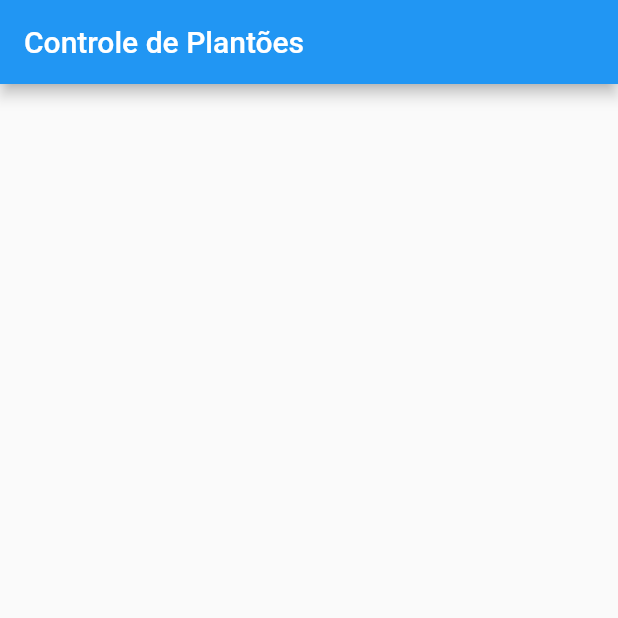
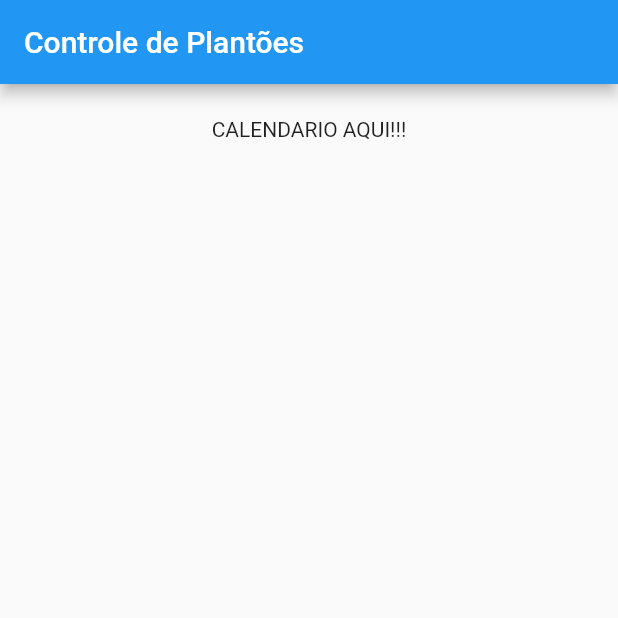
Before and after one commit to TarcizioDantas/controle-plantao, a Flutter app: the screen it shows after launch, on a phone screen of 412 x 824 dp, the top half of it. Run offline on Flutter 3.47's test engine with Material 2 defaults, Android fonts, the phone set to English and light mode, and no system bars.

Commit message:
incremento de código

```diff
--- a/plantao_memori/lib/main.dart
+++ b/plantao_memori/lib/main.dart
@@ -4,6 +4,7 @@ import 'package:plantao_memori/tela01.dart';
 void main() {
   runApp(
     MaterialApp(
+      debugShowCheckedModeBanner: false,
         home: tela01(),
     ),
   );
--- a/plantao_memori/lib/tela01.dart
+++ b/plantao_memori/lib/tela01.dart
@@ -14,11 +14,21 @@ class _tela01State extends State<tela01> {
       appBar: AppBar(
         title: Text("Controle de Plantões"),
       ),
-      body: Column(
-        children: [
-
-        ],
-      ),
+      body: Container(
+        padding: EdgeInsets.all(22),
+        child: Column(
+          crossAxisAlignment: CrossAxisAlignment.stretch,
+          children: [
+            Padding(
+              padding: EdgeInsets.only(bottom: 22),
+              child: Text(
+                "CALENDARIO AQUI!!!",
+                textAlign: TextAlign.center,
+                ),
+            ),
+          ],
+        ),
+      )
     );
   }
 }
```
